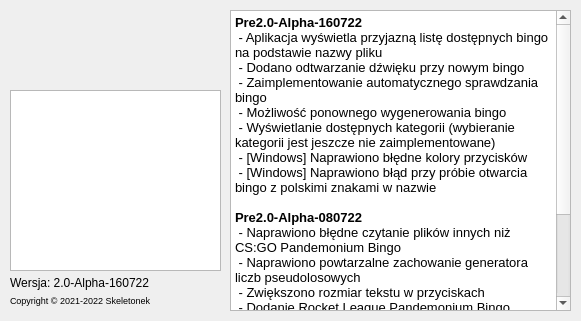
Skeletonek/Bingomonium, file Project/mainwindow.ui: the form before one commit.
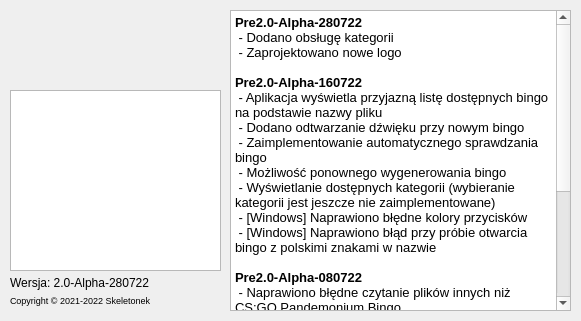
The form after the commit. Icons and pictures are not drawn.

Commit message: Fully support categories

The edit to the form file:
```diff
--- a/Project/mainwindow.ui
+++ b/Project/mainwindow.ui
@@ -48,7 +48,7 @@
      </font>
     </property>
     <property name="text">
-     <string>Wersja: 2.0-Alpha-160722</string>
+     <string>Wersja: 2.0-Alpha-280722</string>
     </property>
     <property name="alignment">
      <set>Qt::AlignLeading|Qt::AlignLeft|Qt::AlignTop</set>
@@ -108,6 +108,10 @@
 &lt;html&gt;&lt;head&gt;&lt;meta name=&quot;qrichtext&quot; content=&quot;1&quot; /&gt;&lt;style type=&quot;text/css&quot;&gt;
 p, li { white-space: pre-wrap; }
 &lt;/style&gt;&lt;/head&gt;&lt;body style=&quot; font-family:'Noto Sans'; font-size:10pt; font-weight:400; font-style:normal;&quot;&gt;
+&lt;p style=&quot; margin-top:0px; margin-bottom:0px; margin-left:0px; margin-right:0px; -qt-block-indent:0; text-indent:0px;&quot;&gt;&lt;span style=&quot; font-weight:600;&quot;&gt;Pre2.0-Alpha-280722&lt;/span&gt;&lt;/p&gt;
+&lt;p style=&quot; margin-top:0px; margin-bottom:0px; margin-left:0px; margin-right:0px; -qt-block-indent:0; text-indent:0px;&quot;&gt; - Dodano obsługę kategorii&lt;/p&gt;
+&lt;p style=&quot; margin-top:0px; margin-bottom:0px; margin-left:0px; margin-right:0px; -qt-block-indent:0; text-indent:0px;&quot;&gt; - Zaprojektowano nowe logo&lt;/p&gt;
+&lt;p style=&quot;-qt-paragraph-type:empty; margin-top:0px; margin-bottom:0px; margin-left:0px; margin-right:0px; -qt-block-indent:0; text-indent:0px; font-weight:600;&quot;&gt;&lt;br /&gt;&lt;/p&gt;
 &lt;p style=&quot; margin-top:0px; margin-bottom:0px; margin-left:0px; margin-right:0px; -qt-block-indent:0; text-indent:0px;&quot;&gt;&lt;span style=&quot; font-weight:600;&quot;&gt;Pre2.0-Alpha-160722&lt;/span&gt;&lt;/p&gt;
 &lt;p style=&quot; margin-top:0px; margin-bottom:0px; margin-left:0px; margin-right:0px; -qt-block-indent:0; text-indent:0px;&quot;&gt; - Aplikacja wyświetla przyjazną listę dostępnych bingo na podstawie nazwy pliku&lt;/p&gt;
 &lt;p style=&quot; margin-top:0px; margin-bottom:0px; margin-left:0px; margin-right:0px; -qt-block-indent:0; text-indent:0px;&quot;&gt; - Dodano odtwarzanie dźwięku przy nowym bingo&lt;/p&gt;
```
The commit also changes 2 other files.
